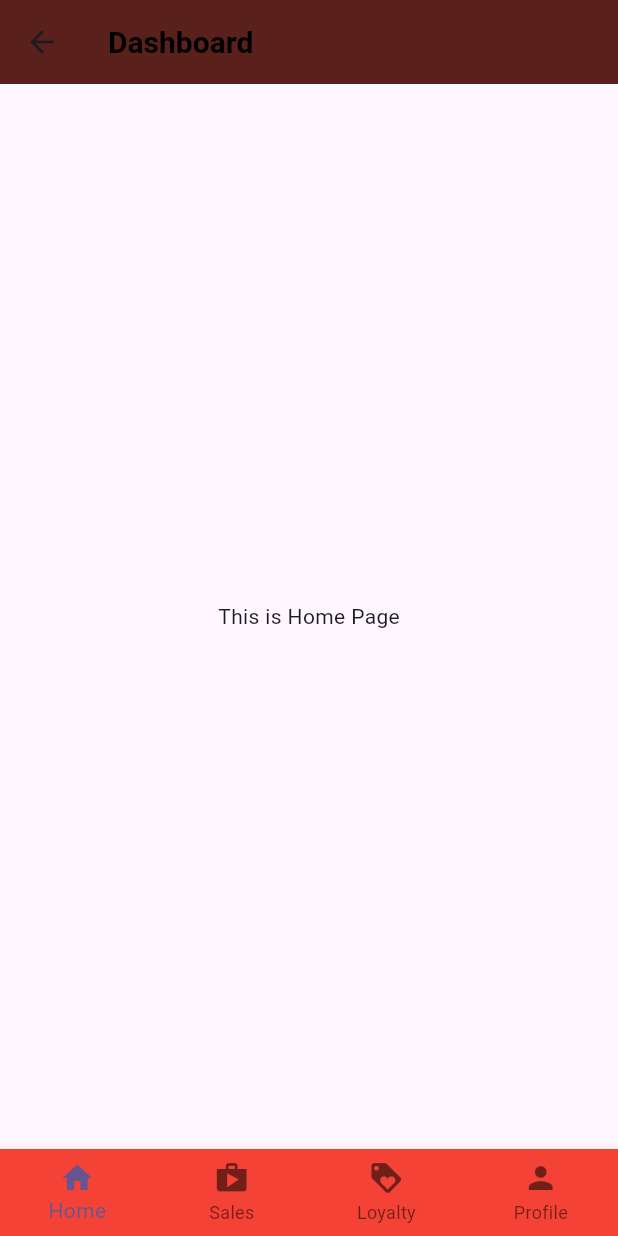
After one commit to Sanskriti-Khanal/cineghar, a Flutter app: the BottomNavigationScreen screen opened directly, on a phone screen of 412 x 824 dp. The commit adds this screen. Run offline on Flutter 3.47's test engine with Material 3 defaults, Android fonts, the phone set to English and light mode, and no system bars; our stand-ins replace intl_phone_number_input; Roboto replaces fonts that are missing (OpenSans Bold).

Commit message:
Make Navigation Bar

```diff
--- a/lib/app.dart
+++ b/lib/app.dart
@@ -1,4 +1,5 @@
 import 'package:cineghar/screens/splash_screen.dart';
+import 'package:cineghar/themes/theme_data.dart';
 import 'package:flutter/material.dart';
 
 class App extends StatelessWidget {
@@ -8,6 +9,7 @@ class App extends StatelessWidget {
   Widget build(BuildContext context) {
     return MaterialApp(
       debugShowCheckedModeBanner: false,
+      theme: getApplicationTheme(),
       home: const SplashScreen(),
     );
   }
--- /dev/null
+++ b/lib/screens/bottom_navigation_screen.dart
@@ -0,0 +1,41 @@
+import 'package:cineghar/screens/bottom_screen/home_screen.dart';
+import 'package:cineghar/screens/bottom_screen/loyalty_screen.dart';
+import 'package:cineghar/screens/bottom_screen/profile_screen.dart';
+import 'package:cineghar/screens/bottom_screen/sales_screen.dart';
+import 'package:flutter/material.dart';
+
+class BottomNavigationScreen extends StatefulWidget {
+  const BottomNavigationScreen({super.key});
+
+  @override
+  State<BottomNavigationScreen> createState() => _BottomNavigationScreenState();
+}
+
+class _BottomNavigationScreenState extends State<BottomNavigationScreen> {
+  int _selectedindex = 0;
+
+  List<Widget> lstBottomScreen = [
+    const HomeScreen(),
+    const SalesScreen(),
+    const LoyaltyScreen(),
+    const ProfileScreen(),
+  ];
+  @override
+  Widget build(BuildContext context) {
+    return Scaffold(
+      appBar: AppBar(
+        title: Text("Dashboard"),
+        backgroundColor: const Color.fromARGB(255, 90, 32, 28),
+      ),
+              body:lstBottomScreen[_selectedindex],
+              bottomNavigationBar: BottomNavigationBar(
+                type: BottomNavigationBarType.fixed,
+                items: const[
+                  BottomNavigationBarItem(icon: Icon(Icons.home),label: "Home"),
+                  BottomNavigationBarItem(icon: Icon(Icons.shop),label: "Sales"),
+                  BottomNavigationBarItem(icon: Icon(Icons.loyalty),label: "Loyalty"),
+                  BottomNavigationBarItem(icon: Icon(Icons.person),label: "Profile"),
+                ]),
+    );
+  }
+}
--- /dev/null
+++ b/lib/screens/bottom_screen/home_screen.dart
@@ -0,0 +1,12 @@
+import 'package:flutter/material.dart';
+
+class HomeScreen extends StatelessWidget {
+  const HomeScreen({super.key});
+
+  @override
+  Widget build(BuildContext context) {
+    return SizedBox.expand(
+      child: Center(child: Text("This is Home Page"),),
+    );
+  }
+}
--- a/lib/screens/splash_screen.dart
+++ b/lib/screens/splash_screen.dart
@@ -1,4 +1,4 @@
-import 'dart:async';
+  import 'dart:async';
 import 'package:flutter/material.dart';
 import 'package:cineghar/screens/onboarding_screen.dart';
 
```
Also changed, not shown: lib/screens/bottom_screen/loyalty_screen.dart (added, +12 -0 lines), lib/screens/bottom_screen/profile_screen.dart (added, +12 -0 lines), lib/screens/bottom_screen/sales_screen.dart (added, +12 -0 lines), lib/screens/dashboard_screen.dart (deleted, +0 -35 lines), lib/screens/onboarding_screen_three.dart (+6 -5 lines), lib/screens/sign_in_screen.dart (+35 -28 lines), lib/themes/theme_data.dart (added, +42 -0 lines), pubspec.yaml (+7 -4 lines), assets/fonts/Inter_18pt-Light.ttf (added), assets/fonts/Inter_24pt-LightItalic.ttf (added), assets/fonts/Inter_24pt-Regular.ttf (added), lib/common/my_snackbar.dart (line endings or trailing spaces).
